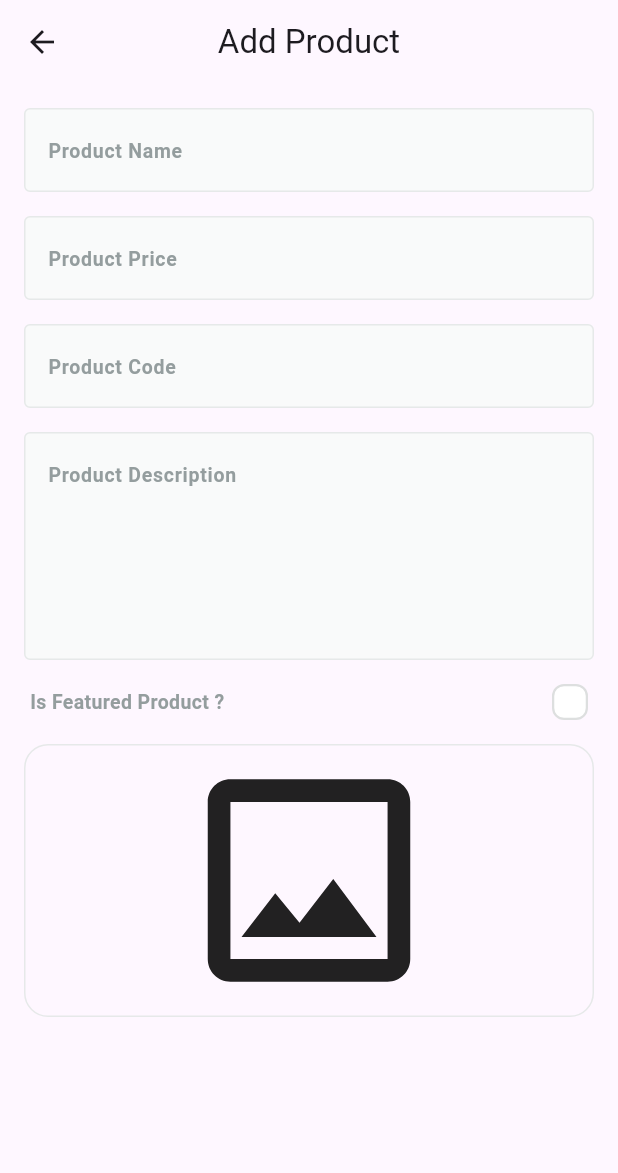
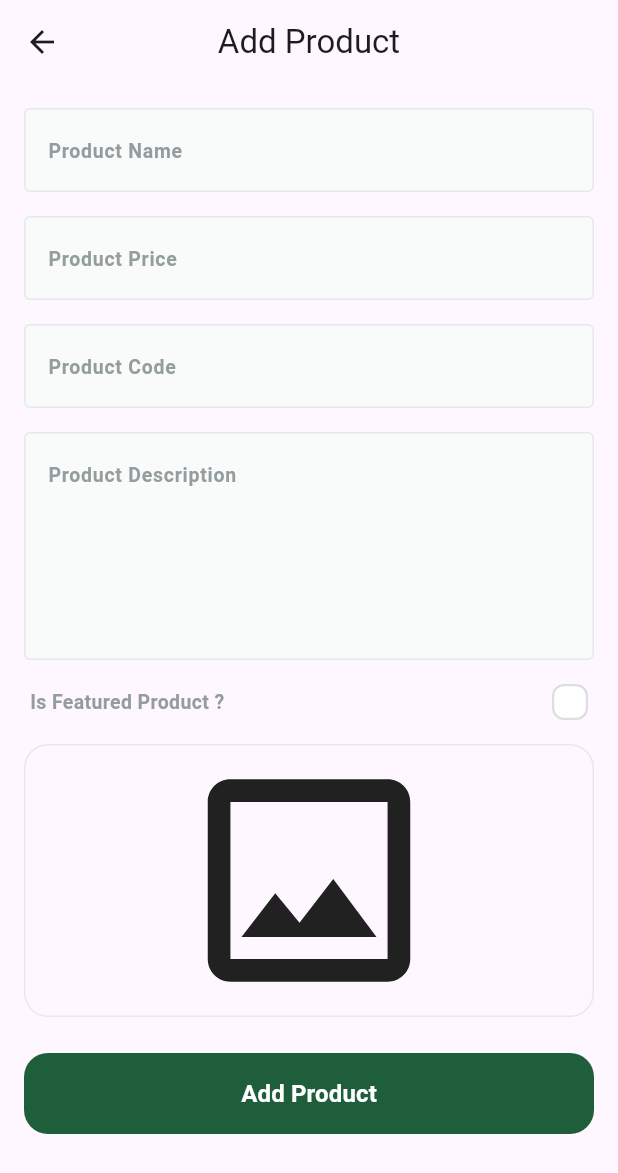
Before and after one commit to ragehh/Fruits-Hub-Dashboard, a Flutter app: the AddProductView screen opened by its route, on a phone screen of 412 x 824 dp. Shown: the top 1173 px of the screen. Run offline on Flutter 3.47's test engine with Material 3 defaults, Android fonts, the light colour scheme and no system bars; drawn by our look-alikes of skeletonizer; our stand-ins replace firebase_core, image_picker; accounts and stored records are empty.

Commit message:
Create Add Product Input Entity

```diff
--- /dev/null
+++ b/lib/core/helper_functions/build_error_snack_bar.dart
@@ -0,0 +1,5 @@
+import 'package:flutter/material.dart';
+
+void buildErrorSnackBar(BuildContext context, String message) {
+  ScaffoldMessenger.of(context).showSnackBar(SnackBar(content: Text(message)));
+}
--- a/lib/core/widgets/custom_text_form_field.dart
+++ b/lib/core/widgets/custom_text_form_field.dart
@@ -28,7 +28,7 @@ class CustomTextFormField extends StatelessWidget {
       onSaved: onSaved,
       validator: (value) {
         if (value == null || value.isEmpty) {
-          return 'هذا الحقل مطلوب';
+          return 'Field is required';
         }
         return null;
       },
--- /dev/null
+++ b/lib/features/add_product/domain/entities/add_product_input_entity.dart
@@ -0,0 +1,21 @@
+import 'dart:io';
+
+class AddProductInputEntity {
+  final String productName;
+  final String productCode;
+  final String productDescription;
+  final num productPrice;
+  final File image;
+  final String? imageUrl;
+  final bool isFeatured;
+
+  AddProductInputEntity({
+    required this.productName,
+    required this.productCode,
+    required this.productDescription,
+    required this.productPrice,
+    required this.image,
+    this.imageUrl,
+    required this.isFeatured,
+  });
+}
--- a/lib/features/add_product/presentation/views/widgets/add_product_view_body.dart
+++ b/lib/features/add_product/presentation/views/widgets/add_product_view_body.dart
@@ -1,5 +1,10 @@
+import 'dart:io';
+
 import 'package:flutter/material.dart';
+import 'package:fruits_hub_dashboard/core/helper_functions/build_error_snack_bar.dart';
+import 'package:fruits_hub_dashboard/core/widgets/custom_button.dart';
 import 'package:fruits_hub_dashboard/core/widgets/custom_text_form_field.dart';
+import 'package:fruits_hub_dashboard/features/add_product/domain/entities/add_product_input_entity.dart';
 import 'package:fruits_hub_dashboard/features/add_product/presentation/views/widgets/image_field.dart';
 import 'package:fruits_hub_dashboard/features/add_product/presentation/views/widgets/is_featured_check_box.dart';
 
@@ -14,6 +19,13 @@ class _AddProductViewBodyState extends State<AddProductViewBody> {
   final GlobalKey<FormState> _formKey = GlobalKey<FormState>();
   AutovalidateMode autoValidateMode = AutovalidateMode.disabled;
 
+  late String productName;
+  late String productCode;
+  late String productDescription;
+  late num productPrice;
+  File? image;
+  bool isFeatured = false;
+
   @override
   Widget build(BuildContext context) {
     return Padding(
@@ -25,30 +37,76 @@ class _AddProductViewBodyState extends State<AddProductViewBody> {
           child: Column(
             children: [
               const SizedBox(height: 16),
-              const CustomTextFormField(
+              CustomTextFormField(
+                onSaved: (value) {
+                  productName = value!;
+                },
                 hintText: 'Product Name',
                 textInputType: TextInputType.text,
               ),
               const SizedBox(height: 16),
-              const CustomTextFormField(
+              CustomTextFormField(
+                onSaved: (value) {
+                  productPrice = num.parse(value!);
+                },
                 hintText: 'Product Price',
                 textInputType: TextInputType.number,
               ),
               const SizedBox(height: 16),
-              const CustomTextFormField(
+              CustomTextFormField(
+                onSaved: (value) {
+                  productCode = value!.toLowerCase();
+                },
                 hintText: 'Product Code',
                 textInputType: TextInputType.number,
               ),
               const SizedBox(height: 16),
-              const CustomTextFormField(
+              CustomTextFormField(
+                onSaved: (value) {
+                  productDescription = value!;
+                },
                 hintText: 'Product Description',
                 textInputType: TextInputType.text,
                 maxLines: 5,
               ),
               const SizedBox(height: 16),
-              IsFeaturedCheckBox(onChanged: (value) {}),
+              IsFeaturedCheckBox(
+                onChanged: (value) {
+                  isFeatured = value;
+                },
+              ),
               const SizedBox(height: 16),
-              ImageField(onImagePicked: (image) {}),
+              ImageField(
+                onImagePicked: (image) {
+                  this.image = image;
+                },
+              ),
+              const SizedBox(height: 24),
+              CustomButton(
+                onPressed: () {
+                  if (image != null) {
+                    if (_formKey.currentState!.validate()) {
+                      _formKey.currentState!.save();
+                      AddProductInputEntity inputEntity = AddProductInputEntity(
+                        productName: productName,
+                        productCode: productCode,
+                        productDescription: productDescription,
+                        productPrice: productPrice,
+                        image: image!,
+                        isFeatured: isFeatured,
+                      );
+                    } else {
+                      setState(() {
+                        autoValidateMode = AutovalidateMode.always;
+                      });
+                    }
+                  } else {
+                    buildErrorSnackBar(context, 'Image is required');
+                  }
+                },
+                text: 'Add Product',
+              ),
+              const SizedBox(height: 24),
             ],
           ),
         ),
```
